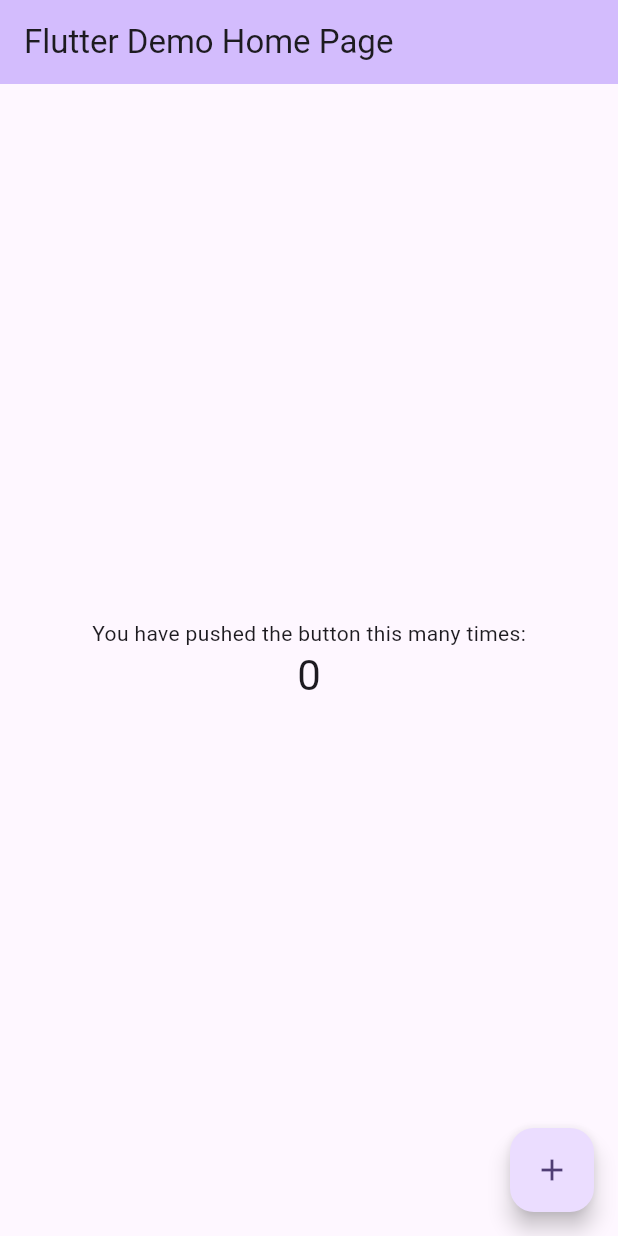
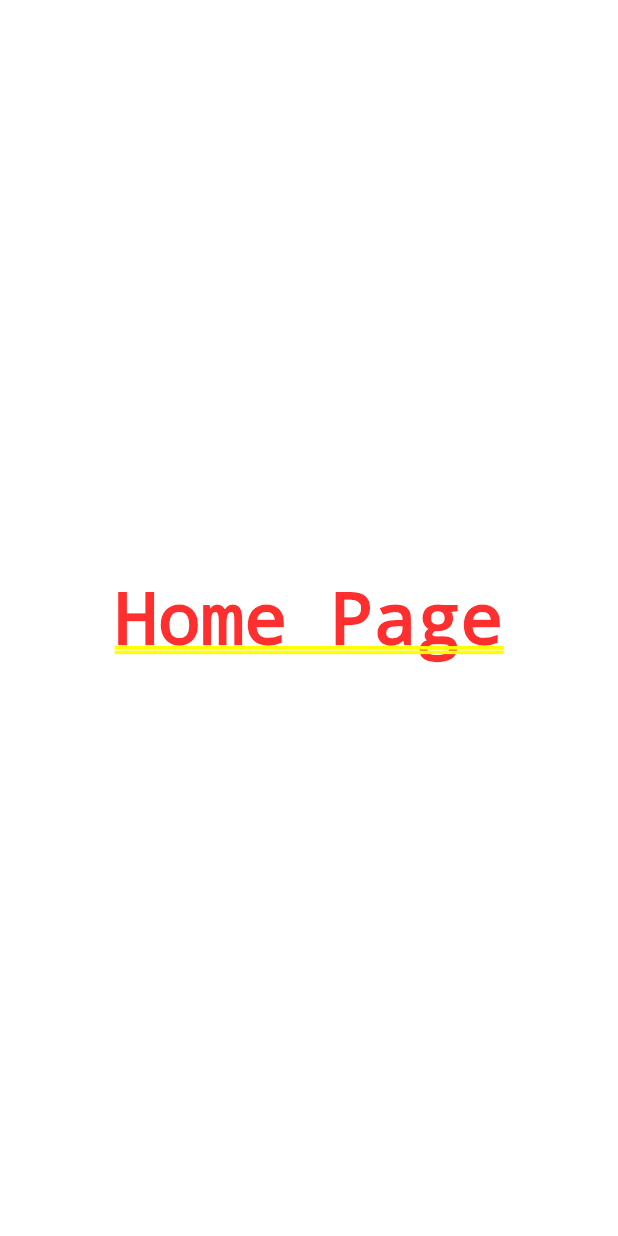
Before and after one commit to HwangSooHyeon/resume, a Flutter app: the screen it shows after launch, on a phone screen of 412 x 824 dp. Run offline on Flutter 3.47's test engine with Material 3 defaults, Android fonts, the phone set to English and light mode, and no system bars.

Commit message:
feat: delete useless code in main.dart and add localization files

```diff
--- /dev/null
+++ b/l10n.yaml
@@ -0,0 +1,3 @@
+arb-dir: lib/l10n
+template-arb-file: app_en.arb
+output-localization-file: app_localizations.dart
--- a/lib/main.dart
+++ b/lib/main.dart
@@ -1,4 +1,5 @@
 import 'package:flutter/material.dart';
+import 'package:resume/page/home_page.dart';
 
 void main() {
   runApp(const MyApp());
@@ -7,119 +8,15 @@ void main() {
 class MyApp extends StatelessWidget {
   const MyApp({super.key});
 
-  // This widget is the root of your application.
   @override
   Widget build(BuildContext context) {
     return MaterialApp(
       title: 'Flutter Demo',
       theme: ThemeData(
-        // This is the theme of your application.
-        //
-        // TRY THIS: Try running your application with "flutter run". You'll see
-        // the application has a purple toolbar. Then, without quitting the app,
-        // try changing the seedColor in the colorScheme below to Colors.green
-        // and then invoke "hot reload" (save your changes or press the "hot
-        // reload" button in a Flutter-supported IDE, or press "r" if you used
-        // the command line to start the app).
-        //
-        // Notice that the counter didn't reset back to zero; the application
-        // state is not lost during the reload. To reset the state, use hot
-        // restart instead.
-        //
-        // This works for code too, not just values: Most code changes can be
-        // tested with just a hot reload.
         colorScheme: ColorScheme.fromSeed(seedColor: Colors.deepPurple),
         useMaterial3: true,
       ),
-      home: const MyHomePage(title: 'Flutter Demo Home Page'),
+      home: const HomePage(),
     );
   }
 }
-
-class MyHomePage extends StatefulWidget {
-  const MyHomePage({super.key, required this.title});
-
-  // This widget is the home page of your application. It is stateful, meaning
-  // that it has a State object (defined below) that contains fields that affect
-  // how it looks.
-
-  // This class is the configuration for the state. It holds the values (in this
-  // case the title) provided by the parent (in this case the App widget) and
-  // used by the build method of the State. Fields in a Widget subclass are
-  // always marked "final".
-
-  final String title;
-
-  @override
-  State<MyHomePage> createState() => _MyHomePageState();
-}
-
-class _MyHomePageState extends State<MyHomePage> {
-  int _counter = 0;
-
-  void _incrementCounter() {
-    setState(() {
-      // This call to setState tells the Flutter framework that something has
-      // changed in this State, which causes it to rerun the build method below
-      // so that the display can reflect the updated values. If we changed
-      // _counter without calling setState(), then the build method would not be
-      // called again, and so nothing would appear to happen.
-      _counter++;
-    });
-  }
-
-  @override
-  Widget build(BuildContext context) {
-    // This method is rerun every time setState is called, for instance as done
-    // by the _incrementCounter method above.
-    //
-    // The Flutter framework has been optimized to make rerunning build methods
-    // fast, so that you can just rebuild anything that needs updating rather
-    // than having to individually change instances of widgets.
-    return Scaffold(
-      appBar: AppBar(
-        // TRY THIS: Try changing the color here to a specific color (to
-        // Colors.amber, perhaps?) and trigger a hot reload to see the AppBar
-        // change color while the other colors stay the same.
-        backgroundColor: Theme.of(context).colorScheme.inversePrimary,
-        // Here we take the value from the MyHomePage object that was created by
-        // the App.build method, and use it to set our appbar title.
-        title: Text(widget.title),
-      ),
-      body: Center(
-        // Center is a layout widget. It takes a single child and positions it
-        // in the middle of the parent.
-        child: Column(
-          // Column is also a layout widget. It takes a list of children and
-          // arranges them vertically. By default, it sizes itself to fit its
-          // children horizontally, and tries to be as tall as its parent.
-          //
-          // Column has various properties to control how it sizes itself and
-          // how it positions its children. Here we use mainAxisAlignment to
-          // center the children vertically; the main axis here is the vertical
-          // axis because Columns are vertical (the cross axis would be
-          // horizontal).
-          //
-          // TRY THIS: Invoke "debug painting" (choose the "Toggle Debug Paint"
-          // action in the IDE, or press "p" in the console), to see the
-          // wireframe for each widget.
-          mainAxisAlignment: MainAxisAlignment.center,
-          children: <Widget>[
-            const Text(
-              'You have pushed the button this many times:',
-            ),
-            Text(
-              '$_counter',
-              style: Theme.of(context).textTheme.headlineMedium,
-            ),
-          ],
-        ),
-      ),
-      floatingActionButton: FloatingActionButton(
-        onPressed: _incrementCounter,
-        tooltip: 'Increment',
-        child: const Icon(Icons.add),
-      ), // This trailing comma makes auto-formatting nicer for build methods.
-    );
-  }
-}
--- /dev/null
+++ b/lib/page/home_page.dart
@@ -0,0 +1,12 @@
+import 'package:flutter/material.dart';
+
+class HomePage extends StatelessWidget {
+  const HomePage({super.key});
+
+  @override
+  Widget build(BuildContext context) {
+    return Center(
+      child: Text('Home Page'),
+    );
+  }
+}
--- a/pubspec.yaml
+++ b/pubspec.yaml
@@ -36,6 +36,9 @@ dependencies:
   # Use with the CupertinoIcons class for iOS style icons.
   cupertino_icons: ^1.0.8
 
+  intl: ^0.19.0
+  flutter_localization: ^0.2.2
+
 dev_dependencies:
   flutter_test:
     sdk: flutter
@@ -52,6 +55,7 @@ dev_dependencies:
 
 # The following section is specific to Flutter packages.
 flutter:
+  generate: true
 
   # The following line ensures that the Material Icons font is
   # included with your application, so that you can use the icons in
```
Also changed, not shown: lib/l10n/app_en.arb (added, +10 -0 lines), lib/l10n/app_ko.arb (added, +10 -0 lines), lib/l10n/l10n.dart (added, +28 -0 lines), pubspec.lock, 9 other files.
